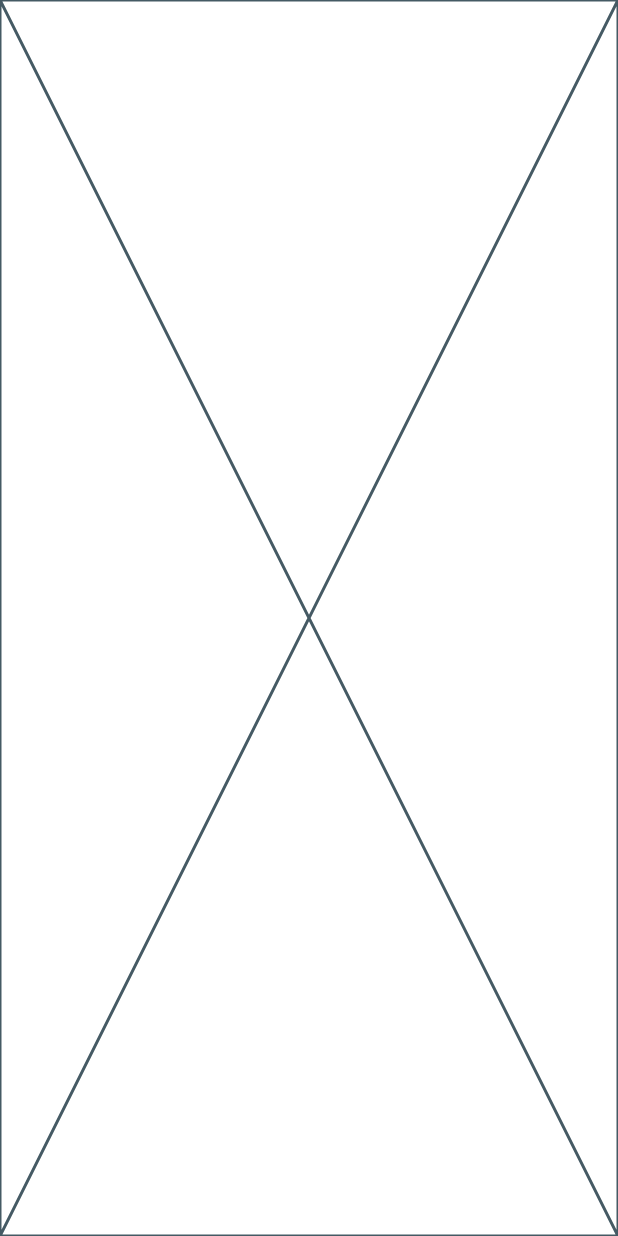
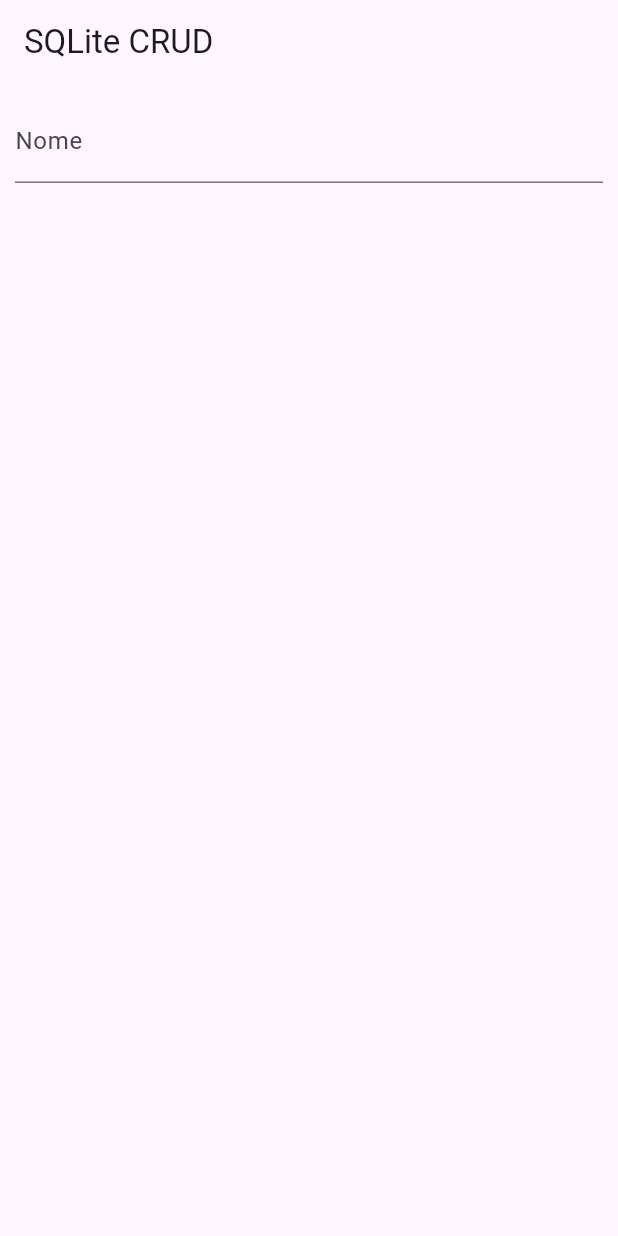
Before and after one commit to victorvmalves/bdflutter-aula, a Flutter app: the screen it shows after launch, on a phone screen of 412 x 824 dp. Run offline on Flutter 3.47's test engine with Material 3 defaults, Android fonts, the phone set to English and light mode, and no system bars; our stand-ins replace sqflite; accounts and stored records are empty.

Commit message:
início interface

```diff
--- a/lib/main.dart
+++ b/lib/main.dart
@@ -10,7 +10,36 @@
   // This widget is the root of your application.
   @override
   Widget build(BuildContext context) {
-    return Placeholder();
+    return MaterialApp(
+      title: "SQLite CRUD",
+      home: Pagina1(),
+    );
   }
+}
+class Pagina1 extends StatefulWidget {
+  const Pagina1({super.key});
 
+  @override
+  State<Pagina1> createState() => _Pagina1State();
 }
+
+class _Pagina1State extends State<Pagina1> {
+  @override
+  Widget build(BuildContext context) {
+    return Scaffold(
+      appBar: AppBar(
+        title: Text('SQLite CRUD'),
+      ),
+      body: const Column(
+        children: [
+          Padding(padding: EdgeInsets.all(10.0),
+          child: TextField(
+            decoration: InputDecoration(
+              labelText: 'Nome'
+            ),
+          )),
+        ],
+      ),
+    );
+  }
+}
```
